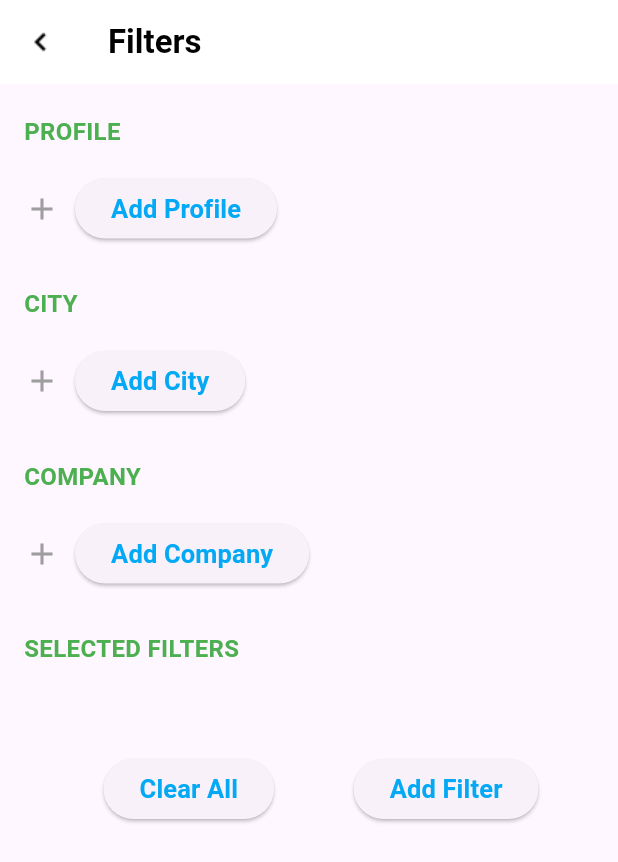
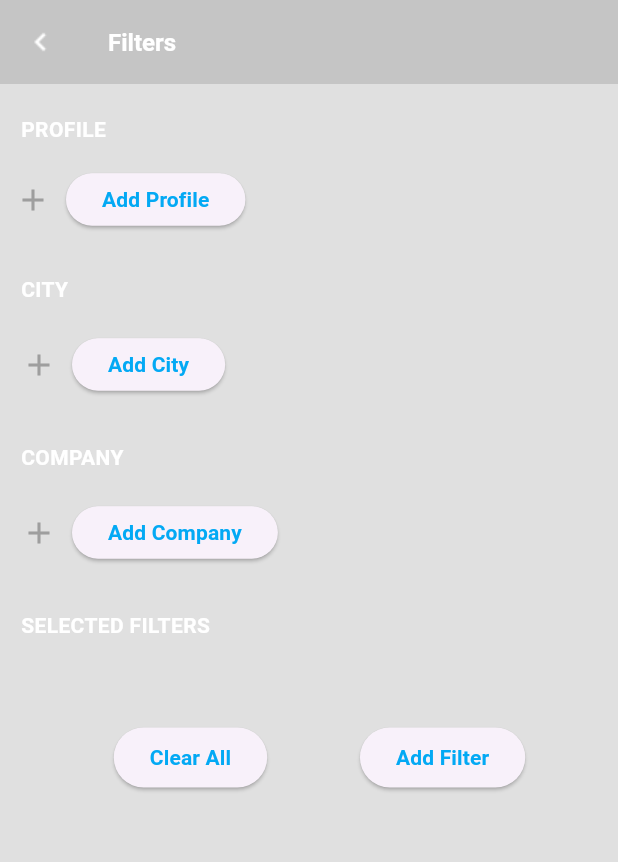
Before and after one commit to Vaibhavaggarwal431/intershalla_task_apps, a Flutter app: the Filterscreens screen opened directly with empty values, on a phone screen of 412 x 824 dp. Shown: the top 862 px of the screen. Run offline on Flutter 3.47's test engine with Material 3 defaults, Android fonts, the phone set to English and light mode, and no system bars; our stand-ins replace get; network calls fail; Roboto replaces fonts that are missing (Mulish).

Commit message:
All Done

```diff
--- a/lib/main.dart
+++ b/lib/main.dart
@@ -1,6 +1,7 @@
 import 'package:flutter/material.dart';
 import 'package:get/get.dart';
 import 'package:intershalla_task_app/screens/homescreen.dart';
+import 'package:intershalla_task_app/screens/splashscreen.dart';
 
 void main() {
   runApp(const MyApp());
@@ -19,7 +20,7 @@ class MyApp extends StatelessWidget {
         colorScheme: ColorScheme.fromSeed(seedColor: Colors.deepPurple),
         useMaterial3: true,
       ),
-      home: const Homescreen(),
+      home: const Splashscreen(),
     );
   }
 }
--- a/lib/screens/filterscreen.dart
+++ b/lib/screens/filterscreen.dart
@@ -16,13 +16,14 @@ class _FilterscreensState extends State<Filterscreens> {
   @override
   Widget build(BuildContext context) {
     return Scaffold(
+      backgroundColor: Colors.black12,
       appBar: AppBar(
-        backgroundColor: Colors.white,
+        backgroundColor: Colors.black12,
         leading: InkWell(
           onTap: () {
             Navigator.pop(context);
           },
-          child: Image.asset("assets/images/back.png"),
+          child: Image.asset("assets/images/back.png",color: Colors.white,),
         ),
         title: const Row(
           crossAxisAlignment: CrossAxisAlignment.start,
@@ -30,7 +31,8 @@ class _FilterscreensState extends State<Filterscreens> {
             Text(
               "Filters",
               style: TextStyle(
-                  color: Colors.black,
+                fontSize: 16,
+                  color: Colors.white,
                   fontFamily: "Mulish",
                   fontWeight: FontWeight.w600),
             ),
@@ -46,24 +48,24 @@ class _FilterscreensState extends State<Filterscreens> {
         children: [
           const Padding(
             padding: EdgeInsets.only(
-              left: 16,
+              left: 14,
               top: 20,
               bottom: 8,
             ),
             child: Text(
               "PROFILE",
               style: TextStyle(
-                  color: Colors.green,
-                  fontSize: 16,
+                  color: Colors.white,
+                  fontSize: 14,
                   fontFamily: "Mulish",
                   fontWeight: FontWeight.w600),
             ),
           ),
           Padding(
             padding: const EdgeInsets.only(
-              left: 16,
-              top: 8,
-              bottom: 8,
+              left: 10,
+              top: 5,
+              bottom: 6,
             ),
             child: Row(
               children: [
@@ -86,12 +88,14 @@ class _FilterscreensState extends State<Filterscreens> {
                         },
                       ),
                     ));
-                  },
+                  },style: ElevatedButton.styleFrom(
+                  minimumSize: Size(100, 35), // Width: 150, Height: 50
+                ),
                   child: const Text(
                     "Add Profile",
                     style: TextStyle(
                         color: Colors.lightBlue,
-                        fontSize: 17,
+                        fontSize: 14,
                         fontFamily: "Mulish",
                         fontWeight: FontWeight.w600),
                   ),
@@ -101,22 +105,22 @@ class _FilterscreensState extends State<Filterscreens> {
           ),
           const Padding(
             padding: EdgeInsets.only(
-              left: 16,
+              left: 14,
               top: 20,
               bottom: 8,
             ),
             child: Text(
               "CITY",
               style: TextStyle(
-                  color: Colors.green,
-                  fontSize: 16,
+                  color: Colors.white,
+                  fontSize: 14,
                   fontFamily: "Mulish",
                   fontWeight: FontWeight.w600),
             ),
           ),
           Padding(
             padding: const EdgeInsets.only(
-              left: 16,
+              left: 14,
               top: 8,
               bottom: 8,
             ),
@@ -141,12 +145,14 @@ class _FilterscreensState extends State<Filterscreens> {
                         },
                       ),
                     ));
-                  },
+                  },style: ElevatedButton.styleFrom(
+                  minimumSize: Size(100, 35), // Width: 150, Height: 50
+                ),
                   child: const Text(
                     "Add City",
                     style: TextStyle(
                         color: Colors.lightBlue,
-                        fontSize: 17,
+                        fontSize: 14,
                         fontFamily: "Mulish",
                         fontWeight: FontWeight.w600),
                   ),
@@ -156,22 +162,22 @@ class _FilterscreensState extends State<Filterscreens> {
           ),
           const Padding(
             padding: EdgeInsets.only(
-              left: 16,
+              left: 14,
               top: 20,
               bottom: 8,
             ),
             child: Text(
               "COMPANY",
               style: TextStyle(
-                  color: Colors.green,
-                  fontSize: 16,
+                  color: Colors.white,
+                  fontSize: 14,
                   fontFamily: "Mulish",
                   fontWeight: FontWeight.w600),
             ),
           ),
           Padding(
             padding: const EdgeInsets.only(
-              left: 16,
+              left: 14,
               top: 8,
               bottom: 8,
             ),
@@ -196,12 +202,14 @@ class _FilterscreensState extends State<Filterscreens> {
                         },
                       ),
                     ));
-                  },
+                  },style: ElevatedButton.styleFrom(
+                  minimumSize: Size(100, 35), // Width: 150, Height: 50
+                ),
                   child: const Text(
                     "Add Company",
                     style: TextStyle(
                         color: Colors.lightBlue,
-                        fontSize: 17,
+                        fontSize: 14,
                         fontFamily: "Mulish",
                         fontWeight: FontWeight.w600),
                   ),
@@ -212,21 +220,21 @@ class _FilterscreensState extends State<Filterscreens> {
           // Display selected filters
           const Padding(
             padding: EdgeInsets.only(
-              left: 16,
+              left: 14,
               top: 20,
               bottom: 8,
             ),
             child: Text(
               "SELECTED FILTERS",
               style: TextStyle(
-                  color: Colors.green,
-                  fontSize: 16,
+                  color: Colors.white,
+                  fontSize: 14,
                   fontFamily: "Mulish",
                   fontWeight: FontWeight.w600),
             ),
           ),
           Padding(
-            padding: const EdgeInsets.all(16.0),
+            padding: const EdgeInsets.all(14.0),
             child: Wrap(
               spacing: 8.0,
               children: selectedFilters
@@ -246,7 +254,7 @@ class _FilterscreensState extends State<Filterscreens> {
           ),
           Padding(
             padding: const EdgeInsets.only(
-              left: 16,
+              left: 14,
               top: 8,
               bottom: 8,
             ),
@@ -268,7 +276,7 @@ class _FilterscreensState extends State<Filterscreens> {
                     "Clear All",
                     style: TextStyle(
                         color: Colors.lightBlue,
-                        fontSize: 17,
+                        fontSize: 14,
                         fontFamily: "Mulish",
                         fontWeight: FontWeight.w600),
                   ),
@@ -282,7 +290,7 @@ class _FilterscreensState extends State<Filterscreens> {
                     "Add Filter",
                     style: TextStyle(
                         color: Colors.lightBlue,
-                        fontSize: 17,
+                        fontSize: 14,
                         fontFamily: "Mulish",
                         fontWeight: FontWeight.w600),
                   ),
--- a/pubspec.yaml
+++ b/pubspec.yaml
@@ -37,6 +37,8 @@ dependencies:
   cupertino_icons: ^1.0.6
   http: ^1.2.2
   get: ^4.6.6
+  animated_splash_screen: ^1.3.0
+  lottie: ^3.1.2
 
 dev_dependencies:
   flutter_test:
@@ -63,6 +65,7 @@ flutter:
   # To add assets to your application, add an assets section, like this:
   assets:
     - assets/images/
+    - assets/lottie/
   #   - images/a_dot_ham.jpeg
 
   # An image asset can refer to one or more resolution-specific "variants", see
```
Also changed, not shown: lib/core/getxcontroller/searchcontroller.dart (+25 -6 lines), lib/screens/homescreen.dart (+72 -86 lines), lib/widgets/custombottomsheet.dart (+13 -6 lines), 1 other file.
